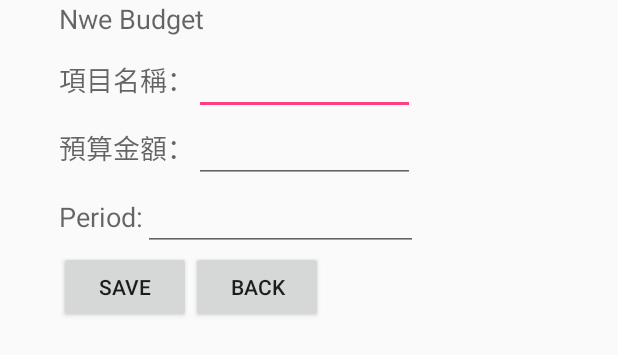
After one commit to chungxt/TheAccounting, an Android app: the layout fragment_budget_new.xml on its own in the app's theme, with its tools: preview values and no code run, on a phone screen of 412 x 824 dp. The commit adds this screen. Shown: the top 355 px of the screen. Run offline under Robolectric (Android 15) with nearby library versions, the phone set to English and light mode, and no system bars.

Commit message:
2th commit - AccountView layout, BudgetView/New layout + DB data, StatisticView layout

```diff
--- a/app/src/main/res/layout/fragment_account_view.xml
+++ b/app/src/main/res/layout/fragment_account_view.xml
@@ -5,6 +5,11 @@
     android:layout_height="match_parent"
     android:weightSum="1"
     tools:context="com.example.hsin_tingchung.nav.AccountView">
+
+    <LinearLayout
+        android:orientation="vertical"
+        android:layout_width="match_parent"
+        android:layout_height="match_parent">
 
         <LinearLayout
             android:orientation="horizontal"
@@ -27,11 +32,20 @@
                 android:id="@+id/now_money" />
         </LinearLayout>
 
+        <TextView
+            android:layout_width="wrap_content"
+            android:layout_height="wrap_content"
+            android:textAppearance="?android:attr/textAppearanceMedium"
+            android:text="Medium Text"
+            android:id="@+id/act_title"
+            android:layout_gravity="left|center_vertical" />
+
         <ScrollView
             android:layout_width="match_parent"
             android:layout_height="wrap_content"
             android:id="@+id/scrollView6"
-        android:layout_weight="0.95" >
+            android:layout_weight="0.95"
+            android:layout_gravity="center_horizontal|bottom">
 
             <LinearLayout
                 android:orientation="vertical"
@@ -40,14 +54,7 @@
                 android:layout_weight="0.25"
                 android:id="@+id/act_output_space"></LinearLayout>
         </ScrollView>
-
-    <TextView
-        android:layout_width="wrap_content"
-        android:layout_height="wrap_content"
-        android:textAppearance="?android:attr/textAppearanceMedium"
-        android:text="Medium Text"
-        android:id="@+id/act_title"
-        android:layout_gravity="left|center_vertical" />
+    </LinearLayout>
 
 
 </FrameLayout>
--- /dev/null
+++ b/app/src/main/res/layout/fragment_budget_new.xml
@@ -0,0 +1,116 @@
+<FrameLayout xmlns:android="http://schemas.android.com/apk/res/android"
+    xmlns:tools="http://schemas.android.com/tools"
+    android:layout_width="match_parent"
+    android:layout_height="match_parent"
+    tools:context="com.example.hsin_tingchung.nav.BudgetNew">
+
+    <!-- TODO: Update blank fragment layout -->
+
+    <LinearLayout
+        android:orientation="vertical"
+        android:layout_width="333dp"
+        android:layout_height="wrap_content"
+        android:layout_gravity="top|center_horizontal"
+        android:gravity="left|center_vertical|center|center_horizontal">
+
+        <TextView
+            android:textAppearance="?android:attr/textAppearanceMedium"
+            android:text="Nwe Budget"
+            android:id="@+id/textView2"
+            android:layout_column="4"
+            android:layout_height="31dp"
+            android:layout_width="119dp" />
+
+        <LinearLayout
+            android:orientation="vertical"
+            android:layout_width="match_parent"
+            android:layout_height="match_parent">
+
+            <LinearLayout
+                android:orientation="horizontal"
+                android:layout_width="match_parent"
+                android:layout_height="wrap_content"
+                android:weightSum="1">
+
+                <TextView
+                    android:textAppearance="?android:attr/textAppearanceMedium"
+                    android:text="項目名稱："
+                    android:id="@+id/textView3"
+                    android:layout_width="wrap_content"
+                    android:layout_height="wrap_content" />
+
+                <EditText
+                    android:layout_width="wrap_content"
+                    android:layout_height="wrap_content"
+                    android:id="@+id/item_name"
+                    android:layout_column="1"
+                    android:layout_weight="0.57" />
+            </LinearLayout>
+
+            <LinearLayout
+                android:orientation="horizontal"
+                android:layout_width="match_parent"
+                android:layout_height="match_parent"
+                android:weightSum="1">
+
+                <TextView
+                    android:textAppearance="?android:attr/textAppearanceMedium"
+                    android:text="預算金額："
+                    android:id="@+id/textView4"
+                    android:layout_column="0"
+                    android:layout_width="wrap_content"
+                    android:layout_height="wrap_content" />
+
+                <EditText
+                    android:layout_width="wrap_content"
+                    android:layout_height="wrap_content"
+                    android:id="@+id/item_amount"
+                    android:layout_column="1"
+                    android:layout_weight="0.57" />
+            </LinearLayout>
+
+            <LinearLayout
+                android:orientation="horizontal"
+                android:layout_width="match_parent"
+                android:layout_height="match_parent"
+                android:weightSum="1" >
+
+                <TextView
+                    android:textAppearance="?android:attr/textAppearanceMedium"
+                    android:text="Period:"
+                    android:id="@+id/textView5"
+                    android:layout_column="0"
+                    android:layout_width="wrap_content"
+                    android:layout_height="wrap_content" />
+
+                <EditText
+                    android:layout_width="183dp"
+                    android:layout_height="wrap_content"
+                    android:inputType="numberDecimal"
+                    android:ems="10"
+                    android:id="@+id/item_period" />
+
+            </LinearLayout>
+        </LinearLayout>
+
+        <LinearLayout
+            android:orientation="horizontal"
+            android:layout_width="match_parent"
+            android:layout_height="match_parent">
+
+            <Button
+                android:layout_width="wrap_content"
+                android:layout_height="wrap_content"
+                android:text="Save"
+                android:id="@+id/save_new_budget" />
+
+            <Button
+                android:layout_width="wrap_content"
+                android:layout_height="wrap_content"
+                android:text="Back"
+                android:id="@+id/back_new_budget" />
+        </LinearLayout>
+
+    </LinearLayout>
+
+</FrameLayout>
```
Lines whose indentation alone changed are shown as unchanged.
